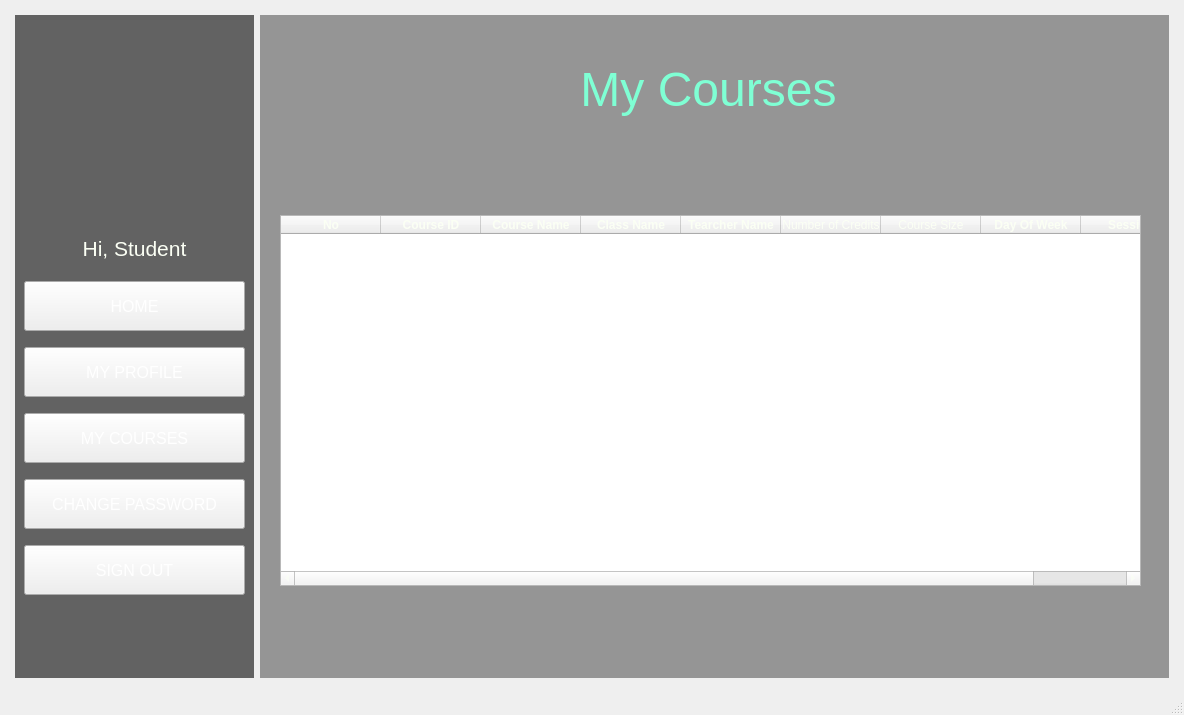
First picture: the form in StudentManagementSystem/mainwindow.ui, repository BuhDuy256/Student-Management-GROUP6-KTLT-23CLC03, before the edit.
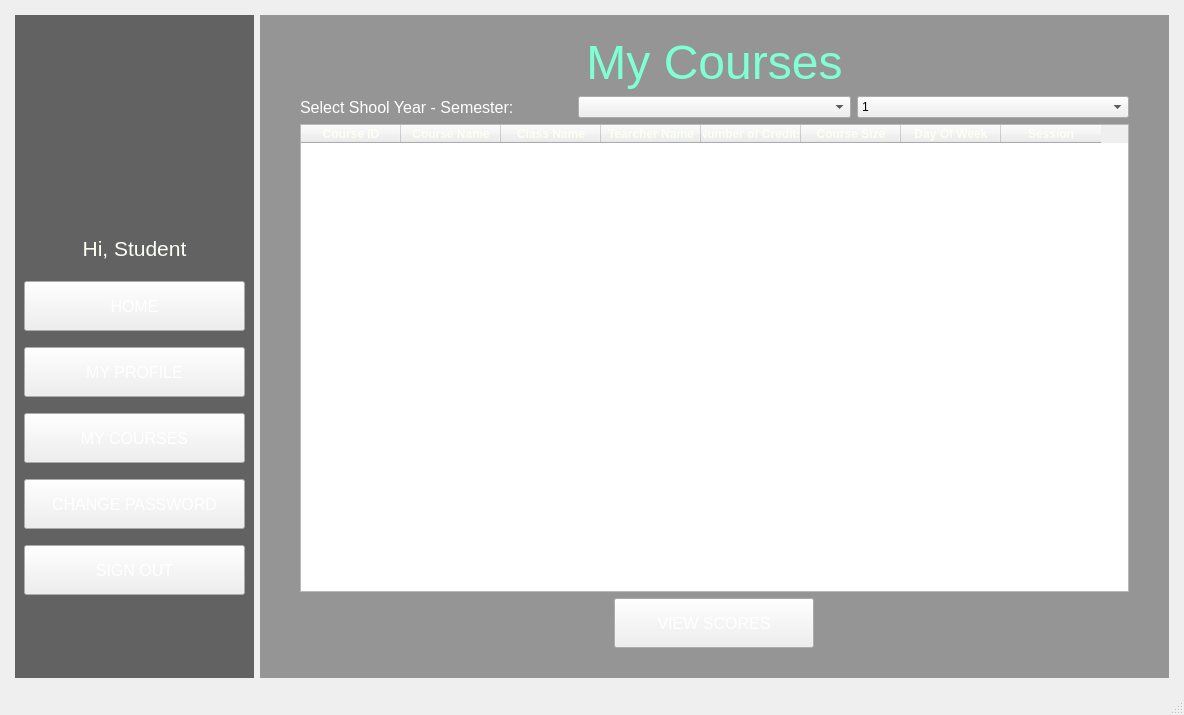
Second picture: the form after the edit. The open tabs and pages were chosen to show the change. Icons and pictures are not drawn.

Diff of the .ui file:
```diff
--- a/StudentManagementSystem/mainwindow.ui
+++ b/StudentManagementSystem/mainwindow.ui
@@ -709,7 +709,7 @@
 </string>
           </property>
           <property name="currentIndex">
-           <number>3</number>
+           <number>2</number>
           </property>
           <widget class="QWidget" name="StuHome">
            <layout class="QGridLayout" name="gridLayout_9" columnstretch="3,4">
@@ -1147,15 +1147,21 @@
            </layout>
           </widget>
           <widget class="QWidget" name="StuCourse">
+           <layout class="QVBoxLayout" name="verticalLayout_5">
+            <property name="leftMargin">
+             <number>40</number>
+            </property>
+            <property name="topMargin">
+             <number>20</number>
+            </property>
+            <property name="rightMargin">
+             <number>40</number>
+            </property>
+            <property name="bottomMargin">
+             <number>30</number>
+            </property>
+            <item>
            <widget class="QLabel" name="lb_MyCourses">
-            <property name="geometry">
-             <rect>
-              <x>60</x>
-              <y>10</y>
-              <width>777</width>
-              <height>129</height>
-             </rect>
-            </property>
             <property name="font">
              <font>
               <pointsize>36</pointsize>
@@ -1171,15 +1177,63 @@
              <set>Qt::AlignCenter</set>
             </property>
            </widget>
+            </item>
+            <item>
+             <layout class="QHBoxLayout" name="horizontalLayout_2">
+              <item alignment="Qt::AlignLeft">
+               <widget class="QLabel" name="lb_select">
+                <property name="font">
+                 <font>
+                  <pointsize>12</pointsize>
+                 </font>
+                </property>
+                <property name="styleSheet">
+                 <string notr="true">color: rgb(255, 255, 255);</string>
+                </property>
+                <property name="text">
+                 <string>Select Shool Year - Semester:</string>
+                </property>
+               </widget>
+              </item>
+              <item>
+               <widget class="QComboBox" name="sy_select">
+                <property name="maximumSize">
+                 <size>
+                  <width>10000</width>
+                  <height>16777215</height>
+                 </size>
+                </property>
+               </widget>
+              </item>
+              <item>
+               <widget class="QComboBox" name="sem_select">
+                <property name="maximumSize">
+                 <size>
+                  <width>10000</width>
+                  <height>16777215</height>
+                 </size>
+                </property>
+                <item>
+                 <property name="text">
+                  <string>1</string>
+                 </property>
+                </item>
+                <item>
+                 <property name="text">
+                  <string>2</string>
+                 </property>
+                </item>
+                <item>
+                 <property name="text">
+                  <string>3</string>
+                 </property>
+                </item>
+               </widget>
+              </item>
+             </layout>
+            </item>
+            <item>
            <widget class="QTableWidget" name="tableWidget">
-            <property name="geometry">
-             <rect>
-              <x>20</x>
-              <y>200</y>
-              <width>861</width>
-              <height>371</height>
-             </rect>
-            </property>
             <property name="font">
              <font>
               <pointsize>9</pointsize>
@@ -1188,19 +1242,12 @@
             <property name="styleSheet">
              <string notr="true">color: #FBFFF4</string>
             </property>
+              <property name="editTriggers">
+               <set>QAbstractItemView::AnyKeyPressed|QAbstractItemView::DoubleClicked|QAbstractItemView::EditKeyPressed</set>
+              </property>
             <property name="sortingEnabled">
              <bool>false</bool>
             </property>
-            <column>
-             <property name="text">
-              <string>No</string>
-             </property>
-             <property name="font">
-              <font>
-               <bold>true</bold>
-              </font>
-             </property>
-            </column>
             <column>
              <property name="text">
               <string>Course ID</string>
@@ -1245,11 +1292,21 @@
              <property name="text">
               <string>Number of Credits</string>
              </property>
+               <property name="font">
+                <font>
+                 <bold>true</bold>
+                </font>
+               </property>
             </column>
             <column>
              <property name="text">
               <string>Course Size</string>
              </property>
+               <property name="font">
+                <font>
+                 <bold>true</bold>
+                </font>
+               </property>
             </column>
             <column>
              <property name="text">
@@ -1272,6 +1329,32 @@
              </property>
             </column>
            </widget>
+            </item>
+            <item alignment="Qt::AlignHCenter">
+             <widget class="QPushButton" name="button_viewScore">
+              <property name="minimumSize">
+               <size>
+                <width>200</width>
+                <height>50</height>
+               </size>
+              </property>
+              <property name="maximumSize">
+               <size>
+                <width>200</width>
+                <height>50</height>
+               </size>
+              </property>
+              <property name="font">
+               <font>
+                <pointsize>12</pointsize>
+               </font>
+              </property>
+              <property name="text">
+               <string>VIEW SCORES</string>
+              </property>
+             </widget>
+            </item>
+           </layout>
           </widget>
           <widget class="QWidget" name="StuChangePassword">
            <layout class="QGridLayout" name="gridLayout_5">
```
Lines whose indentation alone changed are shown as unchanged.
